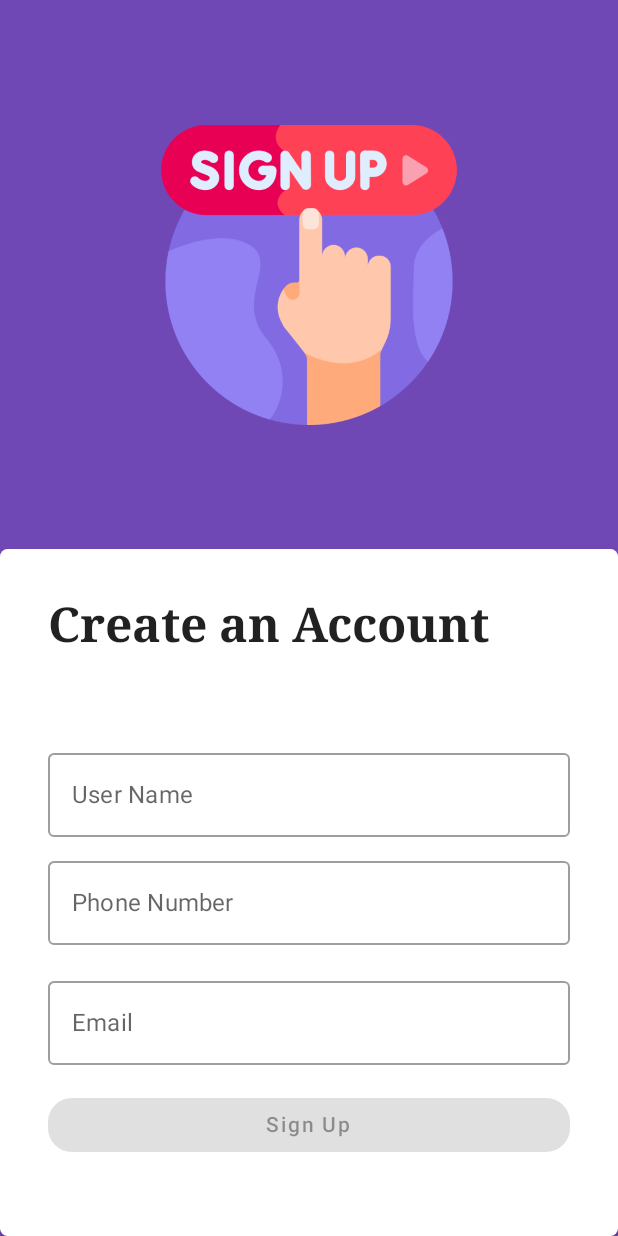
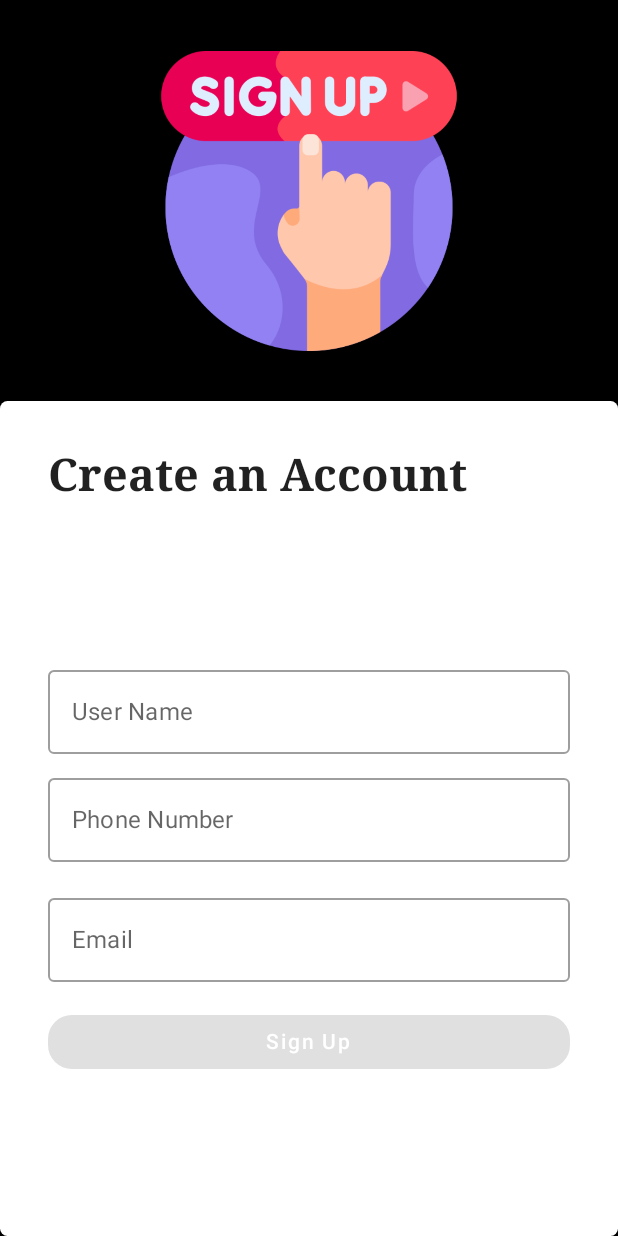
Before and after one commit to Wahabahmad694/Slabber, an Android app built with Jetpack Compose: the SignUpScreen screen opened through its navigation route, on a phone screen of 412 x 824 dp. Run offline under Robolectric (Android 15) with nearby library versions, the phone set to English and light mode, and no system bars.

Commit message:
Changes in UI

```diff
--- a/app/src/main/java/com/example/slabber/composables/LoginScreen.kt
+++ b/app/src/main/java/com/example/slabber/composables/LoginScreen.kt
@@ -1,7 +1,6 @@
 package com.example.slabber.composables
 
 import androidx.compose.foundation.Image
-import androidx.compose.foundation.background
 import androidx.compose.foundation.layout.*
 import androidx.compose.foundation.shape.RoundedCornerShape
 import androidx.compose.foundation.text.KeyboardOptions
@@ -124,9 +123,13 @@ fun LoginScreen(navController: NavController) {
                             },
                             enabled = isFormValid,
                             modifier = Modifier.fillMaxWidth(),
-                            shape = RoundedCornerShape(16.dp)
+                            shape = RoundedCornerShape(16.dp),
+                            colors = ButtonDefaults.buttonColors(Color.Blue)
                         ) {
-                            Text(text = "Log In")
+                            Text(
+                                text = "Log In",
+                                color = Color.White
+                            )
                         }
                         Spacer(modifier = Modifier.height(12.dp))
 
@@ -135,10 +138,15 @@ fun LoginScreen(navController: NavController) {
                             onClick = {
                                 navController.navigate(Screen.SignUp.routes)
                             },
-                            modifier = Modifier.fillMaxWidth(),
-                            shape = RoundedCornerShape(16.dp)
+                            modifier = Modifier
+                                .fillMaxWidth(),
+                            shape = RoundedCornerShape(16.dp),
+                            colors = ButtonDefaults.buttonColors(Color.Blue)
                         ) {
-                            Text(text = "Sign Up")
+                            Text(
+                                text = "Sign Up",
+                                color = Color.White
+                            )
                         }
                     }
                 }
--- a/app/src/main/java/com/example/slabber/composables/NewChat.kt
+++ b/app/src/main/java/com/example/slabber/composables/NewChat.kt
@@ -33,6 +33,7 @@ fun NewChat(navController: NavController) {
     }
 }
 
+//********** List View Item  ********* //
 @Composable
 fun NewChatItem(user: User) {
     Card(
@@ -91,6 +92,7 @@ fun NewChatItem(user: User) {
             }
         }
     }
+    //********** Line Separator  ********* //
     Divider(
         color = Color.LightGray,
         thickness = 1.dp,
@@ -98,6 +100,7 @@ fun NewChatItem(user: User) {
     )
 }
 
+//********** List View   ********* //
 @Composable
 fun NewChat(newChatList: List<User>) {
     Scaffold(backgroundColor = MaterialTheme.colors.onSecondary) {
--- a/app/src/main/java/com/example/slabber/composables/SignUpScreen.kt
+++ b/app/src/main/java/com/example/slabber/composables/SignUpScreen.kt
@@ -10,6 +10,7 @@ import androidx.compose.material.icons.filled.Clear
 import androidx.compose.runtime.*
 import androidx.compose.ui.Alignment
 import androidx.compose.ui.Modifier
+import androidx.compose.ui.graphics.Color
 import androidx.compose.ui.res.painterResource
 import androidx.compose.ui.text.font.FontFamily
 import androidx.compose.ui.text.font.FontWeight
@@ -40,7 +41,7 @@ fun SignUpScreen(navController: NavController) {
         username.isNotBlank() && phoneNo.isNotBlank() && email.isNotBlank()
     }
 
-    Scaffold(backgroundColor = MaterialTheme.colors.primary) {
+    Scaffold(backgroundColor = MaterialTheme.colors.onSecondary) {
         Column(
             Modifier.fillMaxSize(),
             horizontalAlignment = Alignment.CenterHorizontally,
@@ -55,7 +56,7 @@ fun SignUpScreen(navController: NavController) {
             )
             Card(
                 Modifier
-                    .weight(0.75f),
+                    .weight(1.25f),
                 shape = RoundedCornerShape(5.dp)
             ) {
                 Column(
@@ -66,11 +67,11 @@ fun SignUpScreen(navController: NavController) {
                     Text(
                         text = "Create an Account",
                         fontWeight = FontWeight.Bold,
-                        fontSize = 32.sp,
+                        fontSize = 30.sp,
                         fontFamily = FontFamily.Serif,
                         textAlign = TextAlign.Justify
                     )
-                    Spacer(modifier = Modifier.padding(20.dp))
+                    Spacer(modifier = Modifier.padding(15.dp))
                     Column(
                         Modifier.fillMaxSize(),
                         horizontalAlignment = Alignment.CenterHorizontally,
@@ -146,9 +147,13 @@ fun SignUpScreen(navController: NavController) {
                             },
                             enabled = isFormValid,
                             modifier = Modifier.fillMaxWidth(),
-                            shape = RoundedCornerShape(16.dp)
+                            shape = RoundedCornerShape(16.dp),
+                            colors = ButtonDefaults.buttonColors(Color.Blue)
                         ) {
-                            Text(text = "Sign Up")
+                            Text(
+                                text = "Sign Up",
+                                color = Color.White
+                            )
                         }
                     }
                 }
```
